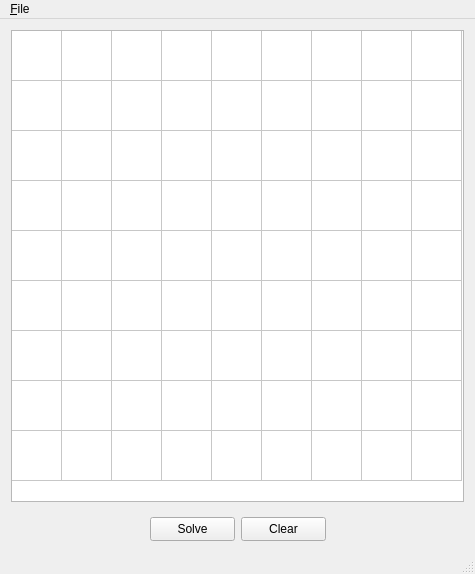
Qt form SudokuSolver/SudokuSolver.ui (mvanec/Sudoku-Solver) before a commit.
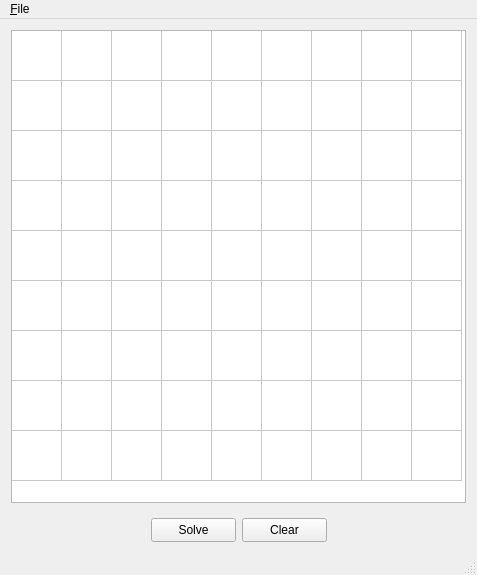
The same form after that commit. Icons and pictures are not drawn.

Commit message: Increase the font size, remove an unused variable.

What changed in the file:
```diff
--- a/SudokuSolver/SudokuSolver.ui
+++ b/SudokuSolver/SudokuSolver.ui
@@ -6,8 +6,8 @@
    <rect>
     <x>0</x>
     <y>0</y>
-    <width>475</width>
-    <height>574</height>
+    <width>477</width>
+    <height>575</height>
    </rect>
   </property>
   <property name="windowTitle">
@@ -36,7 +36,8 @@
         </property>
         <property name="font">
          <font>
-          <pointsize>12</pointsize>
+          <family>Segoe UI</family>
+          <pointsize>24</pointsize>
           <bold>true</bold>
          </font>
         </property>
@@ -191,8 +192,8 @@
     <rect>
      <x>0</x>
      <y>0</y>
-     <width>475</width>
-     <height>21</height>
+     <width>477</width>
+     <height>24</height>
     </rect>
    </property>
    <widget class="QMenu" name="menuFile">
```
Left out of the diff: 4 changed lines with no effect on the pictures. The commit also changes 1 other file.
